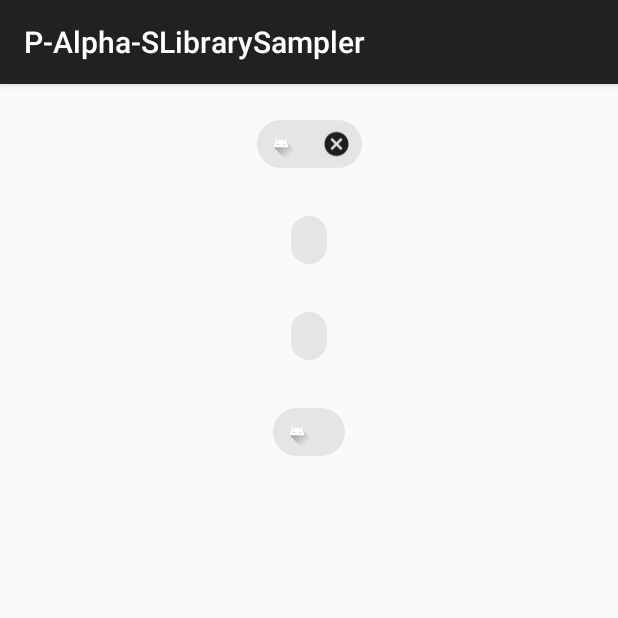
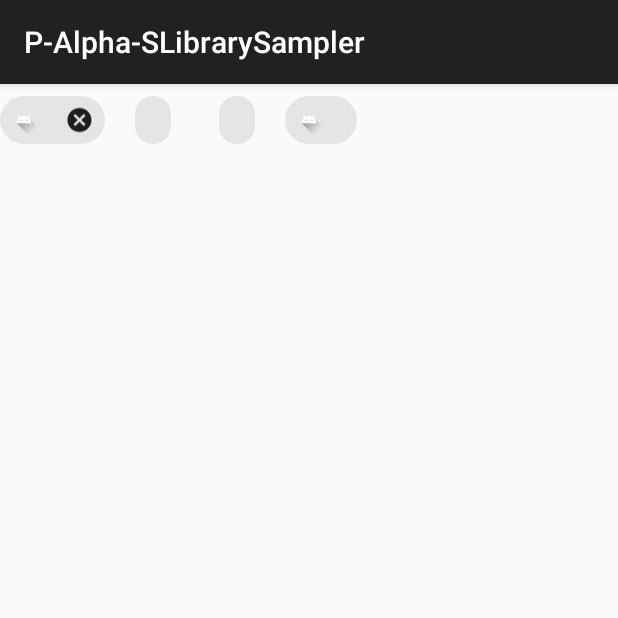
Before and after one commit to HaSuzuki/SupportDesign28.0Sampler, an Android app: the ChipActivity screen opened directly, with no data from a screen before it, on a phone screen of 412 x 824 dp, the top half of it. Run offline under Robolectric (Android 15) with nearby library versions, the phone set to English and light mode, and no system bars.

Commit message:
add chip group

```diff
--- a/app/src/main/res/layout/activity_chip.xml
+++ b/app/src/main/res/layout/activity_chip.xml
@@ -7,9 +7,9 @@
     android:layout_height="match_parent"
     tools:context="com.example.hakutosuzuki.p_alpha_slibrarysampler.ChipActivity">
 
-    <!--<android.support.design.chip.ChipGroup-->
-    <!--android:layout_width="wrap_content"-->
-    <!--android:layout_height="wrap_content">-->
+    <android.support.design.chip.ChipGroup
+    android:layout_width="wrap_content"
+    android:layout_height="wrap_content">
 
     <android.support.design.chip.Chip
         android:id="@+id/chip1"
@@ -56,6 +56,6 @@
         app:layout_constraintRight_toRightOf="parent"
         app:layout_constraintTop_toBottomOf="@+id/chip3"/>
 
-    <!--</android.support.design.chip.ChipGroup>-->
+    </android.support.design.chip.ChipGroup>
 
 </android.support.constraint.ConstraintLayout>
```
